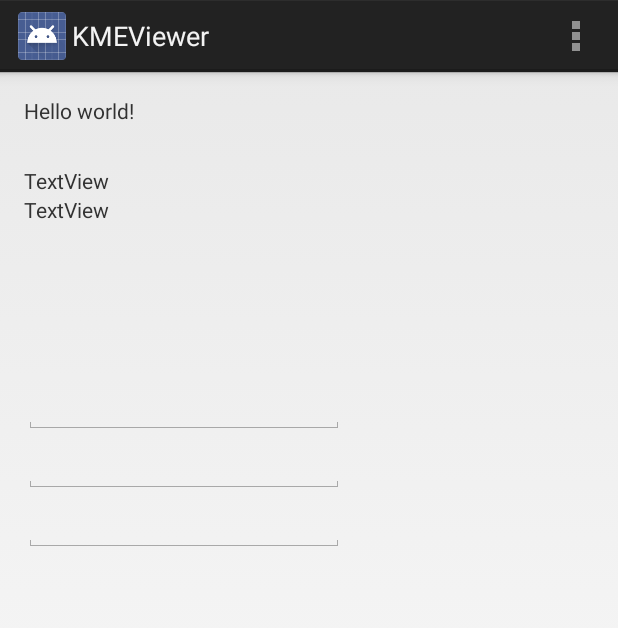
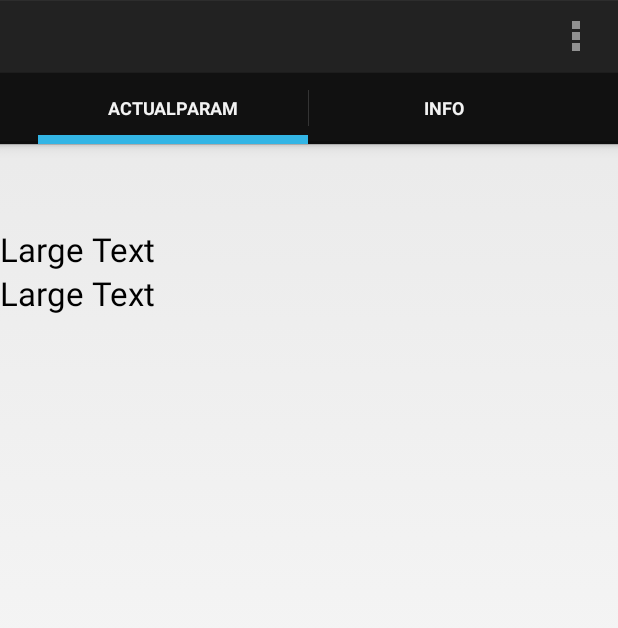
Before and after one commit to mobrembski/KMEBingo, an Android app: the screen it shows after launch (MainActivity), on a phone screen of 412 x 824 dp. Shown: the top 628 px of the screen. Run offline under Robolectric (Android 15) with nearby library versions, the phone set to English and light mode, and no system bars.

Commit message:
Implemented tab host.

```diff
--- a/app/build.gradle
+++ b/app/build.gradle
@@ -6,7 +6,7 @@ android {
 
     defaultConfig {
         applicationId "com.mobrembski.kmeviewer"
-        minSdkVersion 10
+        minSdkVersion 11
         targetSdkVersion 20
     }
 
--- /dev/null
+++ b/app/src/main/java/com/mobrembski/kmeviewer/ActualParametersTab.java
@@ -0,0 +1,35 @@
+package com.mobrembski.kmeviewer;
+
+import android.widget.TextView;
+
+import java.util.Observable;
+
+public class ActualParametersTab extends KMEViewerTab {
+    public ActualParametersTab() {
+        this.layoutId = R.layout.actualparamtab;
+        if(this.btcntrl!=null) {
+            this.btcntrl.addObserver(this);
+        }
+    }
+
+    @Override
+    public void update(Observable observable, Object o) {
+        getActivity().runOnUiThread(new Runnable() {
+            @Override
+            public void run() {
+                TextView tv = (TextView)myView.findViewById(R.id.textView2);
+                KMEDataActual dtn = btcntrl.GetActualParameters();
+                tv.setText(String.valueOf(dtn.TPS));
+            }
+        });
+
+    }
+
+    @Override
+    public void onDestroy() {
+        if(this.btcntrl!=null) {
+            btcntrl.deleteObserver(this);
+        }
+        super.onDestroy();
+    }
+}
--- /dev/null
+++ b/app/src/main/java/com/mobrembski/kmeviewer/KMEViewerTab.java
@@ -0,0 +1,27 @@
+package com.mobrembski.kmeviewer;
+
+import android.app.Fragment;
+import android.os.Bundle;
+import android.view.LayoutInflater;
+import android.view.View;
+import android.view.ViewGroup;
+
+import java.util.Observer;
+
+public abstract class KMEViewerTab extends Fragment implements Observer {
+    protected int layoutId;
+    protected BluetoothController btcntrl = null;
+    protected View myView = null;
+
+    @Override
+    public View onCreateView(LayoutInflater inflater, ViewGroup container,
+                             Bundle savedInstanceState) {
+        View rootView = inflater.inflate(layoutId, container, false);
+        this.myView = rootView;
+        return rootView;
+    }
+
+    public void setController(BluetoothController controller) {
+        this.btcntrl = controller;
+    }
+}
--- /dev/null
+++ b/app/src/main/java/com/mobrembski/kmeviewer/KmeInfoTab.java
@@ -0,0 +1,16 @@
+package com.mobrembski.kmeviewer;
+
+import java.util.Observable;
+import java.util.Observer;
+
+public class KmeInfoTab extends KMEViewerTab implements Observer {
+
+    public KmeInfoTab() {
+        this.layoutId = R.layout.kmeinfotab;
+    }
+
+    @Override
+    public void update(Observable observable, Object o) {
+
+    }
+}
--- a/app/src/main/java/com/mobrembski/kmeviewer/MainActivity.java
+++ b/app/src/main/java/com/mobrembski/kmeviewer/MainActivity.java
@@ -1,36 +1,66 @@
 package com.mobrembski.kmeviewer;
 
+import android.app.ActionBar;
 import android.content.Context;
 import android.content.SharedPreferences;
 import android.os.Bundle;
-import android.app.Activity;
 import android.bluetooth.BluetoothAdapter;
 import android.bluetooth.BluetoothDevice;
 import android.content.Intent;
+import android.support.v4.app.FragmentActivity;
 import android.view.Menu;
 import android.view.MenuItem;
-import android.widget.EditText;
 import android.widget.Toast;
 
 import java.util.Observable;
 import java.util.Observer;
 
 
-public class MainActivity extends Activity implements Observer {
+public class MainActivity extends FragmentActivity implements Observer {
 
     private static final int REQUEST_DISCOVERY = 0x1;
 	private BluetoothController btcntrl;
     SharedPreferences prefs;
+    KMEViewerTab actualParametersFragment;
+
+    ActionBar.Tab actualParamTab,infoTab;
 
 	@Override
 	protected void onCreate(Bundle savedInstanceState) {
 		super.onCreate(savedInstanceState);
+		setContentView(R.layout.activity_main);
         prefs = this.getSharedPreferences("com.mobrembski.kmeviewer", Context.MODE_PRIVATE);
-		setContentView(R.layout.activity_main);
         String address = prefs.getString("com.mobrembski.kmeviewer.Device", "00:12:6F:2E:8A:03");
         final BluetoothDevice device = BluetoothAdapter.getDefaultAdapter().getRemoteDevice(address);
         btcntrl = new BluetoothController(device);
         btcntrl.addObserver(this);
+        ActionBar actionBar = getActionBar();
+
+        // Screen handling while hiding ActionBar icon.
+        actionBar.setDisplayShowHomeEnabled(false);
+
+        // Screen handling while hiding Actionbar title.
+        actionBar.setDisplayShowTitleEnabled(false);
+
+        // Creating ActionBar tabs.
+        actionBar.setNavigationMode(ActionBar.NAVIGATION_MODE_TABS);
+        actualParametersFragment = new ActualParametersTab();
+        KMEViewerTab kmeInfoFragment = new KmeInfoTab();
+        actualParamTab = actionBar.newTab();
+        actualParamTab.setText("ActualParam");
+        infoTab = actionBar.newTab();
+        infoTab.setText("Info");
+        actualParamTab.setTabListener(new TabListener(actualParametersFragment,btcntrl));
+        infoTab.setTabListener(new TabListener(kmeInfoFragment,btcntrl));
+        actualParametersFragment.setController(btcntrl);
+        kmeInfoFragment.setController(btcntrl);
+        btcntrl.addObserver(actualParametersFragment);
+        // Setting tab listeners.
+        // Adding tabs to the ActionBar.
+        actionBar.addTab(actualParamTab);
+        actionBar.addTab(infoTab);
+
+
         btcntrl.Start();
 	}
 
@@ -74,6 +104,7 @@ public class MainActivity extends Activity implements Observer {
         if(device!=null) {
             btcntrl = new BluetoothController(device);
             btcntrl.addObserver(this);
+            btcntrl.addObserver(actualParametersFragment);
             btcntrl.Start();
             prefs.edit().putString("com.mobrembski.kmeviewer.Device",device.getAddress()).apply();
         }
@@ -84,13 +115,13 @@ public class MainActivity extends Activity implements Observer {
         runOnUiThread(new Runnable() {
             @Override
             public void run() {
-                EditText tv = (EditText)findViewById(R.id.editText1);
+                /*EditText tv = (EditText)findViewById(R.id.editText1);
                 KMEDataActual dtn = btcntrl.GetActualParameters();
                 tv.setText(String.valueOf(dtn.TPS));
                 tv = (EditText)findViewById(R.id.editTextActuator);
                 tv.setText(String.valueOf(dtn.actuator));
                 tv = (EditText)findViewById(R.id.editTextActualTemp);
-                tv.setText(String.valueOf(dtn.actualTemp));
+                tv.setText(String.valueOf(dtn.actualTemp));*/
             }
         });
     }
--- /dev/null
+++ b/app/src/main/java/com/mobrembski/kmeviewer/TabListener.java
@@ -0,0 +1,40 @@
+package com.mobrembski.kmeviewer;
+import android.app.ActionBar.Tab;
+import android.app.FragmentTransaction;
+import android.app.ActionBar;
+
+public class TabListener implements ActionBar.TabListener {
+
+    private KMEViewerTab fragment;
+    private BluetoothController controller = null;
+
+    // The contructor.
+    public TabListener(KMEViewerTab fragment, BluetoothController controller) {
+        this.fragment = fragment;
+        this.controller = controller;
+    }
+
+    // When a tab is tapped, the FragmentTransaction replaces
+    // the content of our main layout with the specified fragment;
+    // that's why we declared an id for the main layout.
+    @Override
+    public void onTabSelected(Tab tab, FragmentTransaction ft) {
+        ft.replace(R.id.activity_main, fragment);
+        if(this.controller!=null)
+            fragment.setController(this.controller);
+    }
+
+    // When a tab is unselected, we have to hide it from the user's view.
+    @Override
+    public void onTabUnselected(Tab tab, FragmentTransaction ft) {
+        if(this.controller!=null)
+            this.controller.deleteObserver(fragment);
+            ft.remove(fragment);
+    }
+
+    // Nothing special here. Fragments already did the job.
+    @Override
+    public void onTabReselected(Tab tab, FragmentTransaction ft) {
+
+    }
+}
--- a/app/src/main/res/layout/activity_main.xml
+++ b/app/src/main/res/layout/activity_main.xml
@@ -1,67 +1,5 @@
-<RelativeLayout xmlns:android="http://schemas.android.com/apk/res/android"
-    xmlns:tools="http://schemas.android.com/tools"
+<?xml version="1.0" encoding="utf-8"?>
+<FrameLayout xmlns:android="http://schemas.android.com/apk/res/android"
+    android:id="@+id/activity_main"
     android:layout_width="match_parent"
-    android:layout_height="match_parent"
-    android:paddingBottom="@dimen/activity_vertical_margin"
-    android:paddingLeft="@dimen/activity_horizontal_margin"
-    android:paddingRight="@dimen/activity_horizontal_margin"
-    android:paddingTop="@dimen/activity_vertical_margin"
-    tools:context=".MainActivity" >
-
-    <TextView
-        android:id="@+id/textView2"
-        android:layout_width="wrap_content"
-        android:layout_height="wrap_content"
-        android:text="@string/hello_world" />
-
-    <TextView
-        android:id="@+id/receivedCount"
-        android:layout_width="wrap_content"
-        android:layout_height="wrap_content"
-        android:layout_alignLeft="@+id/textView2"
-        android:layout_below="@+id/textView2"
-        android:layout_marginTop="27dp"
-        android:text="TextView" />
-
-    <EditText
-        android:id="@+id/editText1"
-        android:layout_width="wrap_content"
-        android:layout_height="wrap_content"
-        android:layout_alignLeft="@+id/receivedCount"
-        android:layout_below="@+id/receivedCount"
-        android:layout_marginTop="120dp"
-        android:ems="10" >
-
-        <requestFocus />
-    </EditText>
-
-    <EditText
-        android:layout_width="wrap_content"
-        android:layout_height="wrap_content"
-        android:id="@+id/editTextActuator"
-        android:layout_below="@+id/editText1"
-        android:layout_alignParentLeft="true"
-        android:layout_alignParentStart="true"
-        android:layout_alignRight="@+id/editText1"
-        android:layout_alignEnd="@+id/editText1" />
-
-    <TextView
-        android:id="@+id/errorsCount"
-        android:layout_width="wrap_content"
-        android:layout_height="wrap_content"
-        android:text="TextView"
-        android:layout_below="@+id/receivedCount"
-        android:layout_alignParentLeft="true"
-        android:layout_alignParentStart="true" />
-
-    <EditText
-        android:layout_width="wrap_content"
-        android:layout_height="wrap_content"
-        android:id="@+id/editTextActualTemp"
-        android:layout_below="@+id/editTextActuator"
-        android:layout_alignParentLeft="true"
-        android:layout_alignParentStart="true"
-        android:layout_alignRight="@+id/editTextActuator"
-        android:layout_alignEnd="@+id/editTextActuator" />
-
-</RelativeLayout>
+    android:layout_height="match_parent" />
--- /dev/null
+++ b/app/src/main/res/layout/actualparamtab.xml
@@ -0,0 +1,25 @@
+<?xml version="1.0" encoding="utf-8"?>
+<RelativeLayout xmlns:android="http://schemas.android.com/apk/res/android"
+    android:layout_width="match_parent" android:layout_height="match_parent">
+
+    <TextView
+        android:layout_width="wrap_content"
+        android:layout_height="wrap_content"
+        android:textAppearance="?android:attr/textAppearanceLarge"
+        android:text="Large Text"
+        android:id="@+id/textView2"
+        android:layout_alignParentTop="true"
+        android:layout_alignParentLeft="true"
+        android:layout_alignParentStart="true"
+        android:layout_marginTop="55dp" />
+
+    <TextView
+        android:layout_width="wrap_content"
+        android:layout_height="wrap_content"
+        android:textAppearance="?android:attr/textAppearanceLarge"
+        android:text="Large Text"
+        android:id="@+id/textView3"
+        android:layout_below="@+id/textView2"
+        android:layout_alignParentLeft="true"
+        android:layout_alignParentStart="true" />
+</RelativeLayout>
--- /dev/null
+++ b/app/src/main/res/layout/kmeinfotab.xml
@@ -0,0 +1,15 @@
+<?xml version="1.0" encoding="utf-8"?>
+<RelativeLayout xmlns:android="http://schemas.android.com/apk/res/android"
+    android:layout_width="match_parent" android:layout_height="match_parent">
+
+    <TextView
+        android:layout_width="wrap_content"
+        android:layout_height="wrap_content"
+        android:textAppearance="?android:attr/textAppearanceMedium"
+        android:text="Medium Text"
+        android:id="@+id/textView"
+        android:layout_alignParentTop="true"
+        android:layout_alignParentLeft="true"
+        android:layout_alignParentStart="true"
+        android:layout_marginTop="82dp" />
+</RelativeLayout>
```
